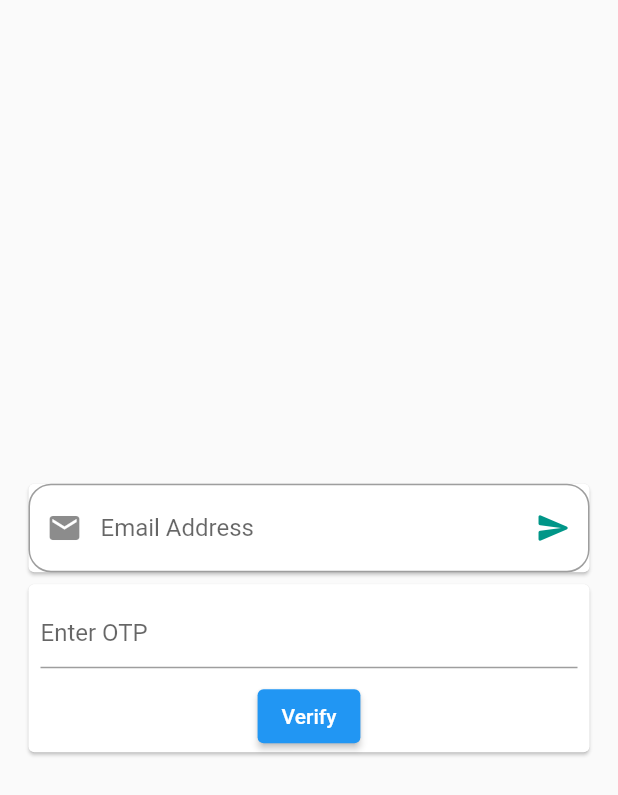
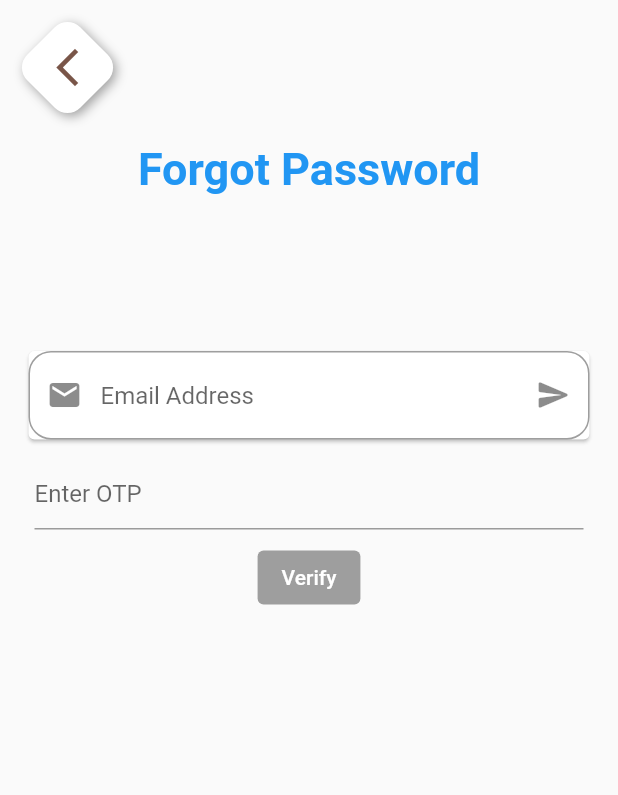
Before and after one commit to thaihoc123/Flutter_Final_ToDoApp, a Flutter app: the ForgotPassPage screen opened directly, on a phone screen of 412 x 824 dp. Shown: the top 795 px of the screen. Run offline on Flutter 3.47's test engine with Material 2 defaults, Android fonts, the phone set to English and light mode, and no system bars; our stand-ins replace curved_navigation_bar, image_picker, shared_preferences; missing offline and left inert: email_otp; accounts and stored records are empty; statements that could not run were skipped.

Commit message:
Update forgot_pass.dart

```diff
--- a/lib/pages/forgot_pass.dart
+++ b/lib/pages/forgot_pass.dart
@@ -1,5 +1,10 @@
 import 'package:email_otp/email_otp.dart';
 import 'package:flutter/material.dart';
+import 'package:todo_app_11_5/components/custom_app_bar.dart';
+import 'package:todo_app_11_5/models/account_model.dart';
+import 'package:todo_app_11_5/pages/reset_pass_page.dart';
+
+import '../resources/app_color.dart';
 
 class ForgotPassPage extends StatefulWidget {
   const ForgotPassPage({super.key});
@@ -9,51 +14,92 @@ class ForgotPassPage extends StatefulWidget {
 }
 
 class _ForgotPassPageState extends State<ForgotPassPage> {
-  TextEditingController email = new TextEditingController();
-  TextEditingController otp = new TextEditingController();
+  TextEditingController emailController = new TextEditingController();
+  TextEditingController otpController = new TextEditingController();
   EmailOTP myauth = EmailOTP();
+  AccountModel account = AccountModel();
+  bool isOTP = false;
+  @override
+  void initState() {
+    for (var acc in accountList) {
+      account = acc;
+    }
+    super.initState();
+  }
+
   @override
   Widget build(BuildContext context) {
     return Scaffold(
+      appBar: CustomAppBar(
+        leftPressed: () {
+          Navigator.pop(context);
+        },
+        title: '',
+        showAvatar: false,
+      ),
       body: Container(
         child: Padding(
           padding: const EdgeInsets.all(15),
           child: Column(
-            mainAxisAlignment: MainAxisAlignment.center,
             children: [
+              Text(
+                'Forgot Password',
+                style: TextStyle(
+                    color: AppColor.blue,
+                    fontSize: 30,
+                    fontWeight: FontWeight.bold),
+                textAlign: TextAlign.center,
+              ),
+              const SizedBox(height: 100),
               Card(
                 child: Column(
                   children: [
                     TextFormField(
-                      controller: email,
+                      controller: emailController,
                       decoration: InputDecoration(
                         prefixIcon: const Icon(
                           Icons.mail,
                         ),
                         suffixIcon: IconButton(
                             onPressed: () {
+                              if (emailController.text.isEmpty) {
+                                ScaffoldMessenger.of(context)
+                                    .showSnackBar(const SnackBar(
+                                  content: Text("Please inset your email!"),
+                                ));
+                              } else if (emailController.text.trim() !=
+                                  account.username) {
+                                print(account.username);
+                                print(emailController.text);
+                                ScaffoldMessenger.of(context)
+                                    .showSnackBar(const SnackBar(
+                                  content: Text("Email is not exist!?"),
+                                ));
+                              } else {
                                 myauth.setConfig(
-                                  // appEmail: "contact@hdevcoder.com",
-                                  appEmail: 'thaihoc2le2@gmail.com',
+                                    appEmail: "contact@hdevcoder.com",
                                     appName: "Email OTP",
-                                  userEmail: email.text,
+                                    userEmail: emailController.text,
                                     otpLength: 4,
                                     otpType: OTPType.digitsOnly);
-                              if (myauth.sendOTP() == false) {
+                                if (myauth.sendOTP() == true) {
                                   ScaffoldMessenger.of(context)
                                       .showSnackBar(const SnackBar(
                                     content: Text("OTP has been sent"),
                                   ));
-                              } else {
+                                }
                                 ScaffoldMessenger.of(context)
                                     .showSnackBar(const SnackBar(
-                                  content: Text("Oops, OTP send failed"),
+                                  content: Text("OTP has been sent"),
                                 ));
+                                setState(() {
+                                  isOTP = true;
+                                });
                               }
                             },
                             icon: const Icon(
                               Icons.send_rounded,
-                              color: Colors.teal,
+                              color: AppColor.teal,
                             )),
                         hintText: "Email Address",
                         border: const OutlineInputBorder(
@@ -64,33 +110,36 @@ class _ForgotPassPageState extends State<ForgotPassPage> {
                   ],
                 ),
               ),
-              Card(
-                child: Column(
+              Column(
                 children: [
                   Padding(
                     padding: const EdgeInsets.all(8.0),
                     child: TextFormField(
-                          controller: otp,
-                          decoration:
-                              const InputDecoration(hintText: "Enter OTP")),
+                        readOnly: isOTP,
+                        controller: otpController,
+                        decoration: InputDecoration(hintText: "Enter OTP")),
                   ),
                   ElevatedButton(
-                        onPressed: () async {
-                          if (await myauth.verifyOTP(otp: otp.text) == true) {
+                      style: ButtonStyle(
+                        backgroundColor: isOTP
+                            ? MaterialStateProperty.all<Color>(AppColor.blue)
+                            : MaterialStateProperty.all<Color>(AppColor.grey),
+                        foregroundColor:
+                            MaterialStateProperty.all<Color>(Colors.white),
+                      ),
+                      onPressed: isOTP
+                          ? () {
                               ScaffoldMessenger.of(context)
                                   .showSnackBar(const SnackBar(
                                 content: Text("OTP is verified"),
                               ));
-                          } else {
-                            ScaffoldMessenger.of(context)
-                                .showSnackBar(const SnackBar(
-                              content: Text("Invalid OTP"),
-                            ));
+                              Route route = MaterialPageRoute(
+                                  builder: (context) => ResetPassPage());
+                              Navigator.push(context, route);
                             }
-                        },
+                          : null,
                       child: const Text("Verify")),
                 ],
-                ),
               )
             ],
           ),
```
Lines whose indentation alone changed are shown as unchanged.
